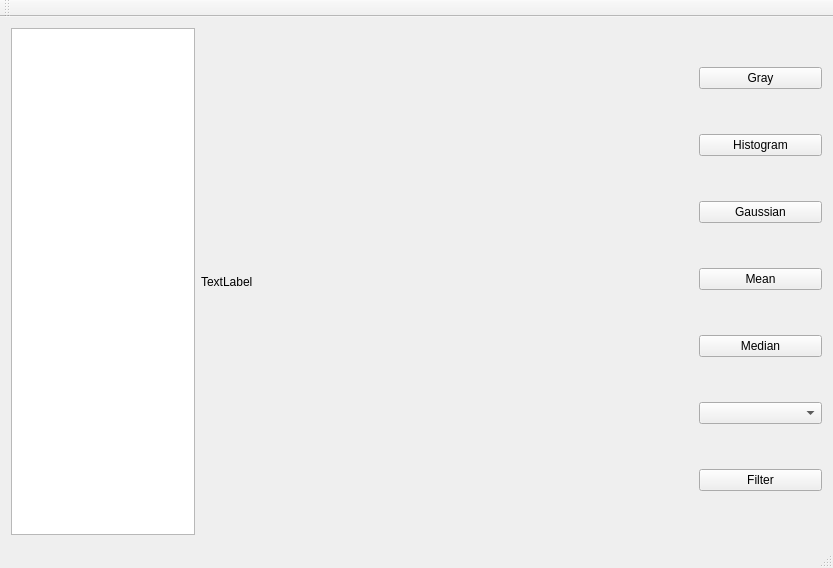
The window that tests.qt/tests_qt/app/mainwindow.ui (codex-tk/libcodex) describes before a commit, drawn with Qt 5.
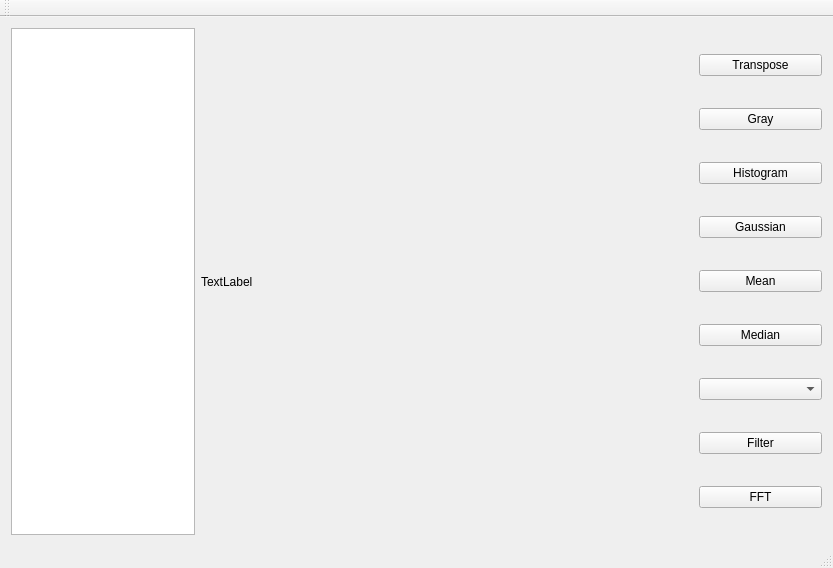
The same window after the commit.

What changed in the file:
```diff
--- a/tests.qt/tests_qt/app/mainwindow.ui
+++ b/tests.qt/tests_qt/app/mainwindow.ui
@@ -20,6 +20,13 @@
     </property>
     <item row="2" column="2">
      <layout class="QVBoxLayout" name="verticalLayout">
+      <item>
+       <widget class="QPushButton" name="pushButton_2">
+        <property name="text">
+         <string>Transpose</string>
+        </property>
+       </widget>
+      </item>
       <item>
        <widget class="QPushButton" name="to_gray_button">
         <property name="text">
@@ -65,6 +72,13 @@
         </property>
        </widget>
       </item>
+      <item>
+       <widget class="QPushButton" name="fft_button">
+        <property name="text">
+         <string>FFT</string>
+        </property>
+       </widget>
+      </item>
      </layout>
     </item>
     <item row="2" column="0">
```
